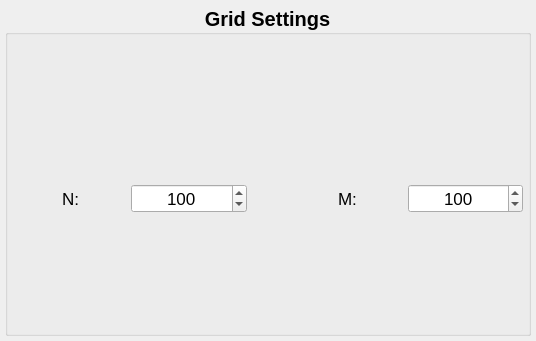
First picture: the form in dirac/gui/mainwindow/gridsettings/grid_group_box.ui, repository brands-d/Dirac, before the edit.
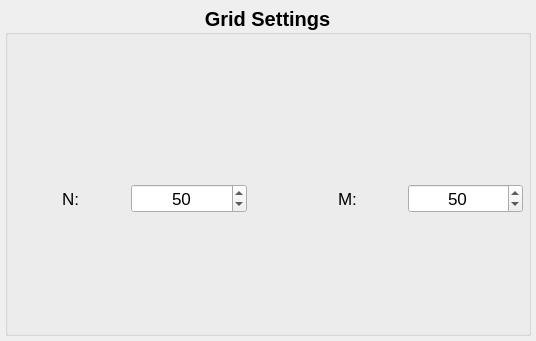
Second picture: the form after the edit.

What changed in the file:
```diff
--- a/dirac/gui/mainwindow/gridsettings/grid_group_box.ui
+++ b/dirac/gui/mainwindow/gridsettings/grid_group_box.ui
@@ -113,7 +113,7 @@
          <number>2</number>
         </property>
         <property name="value">
-         <number>100</number>
+         <number>50</number>
         </property>
        </widget>
       </item>
@@ -190,7 +190,7 @@
          <number>2</number>
         </property>
         <property name="value">
-         <number>100</number>
+         <number>50</number>
         </property>
        </widget>
       </item>
```
